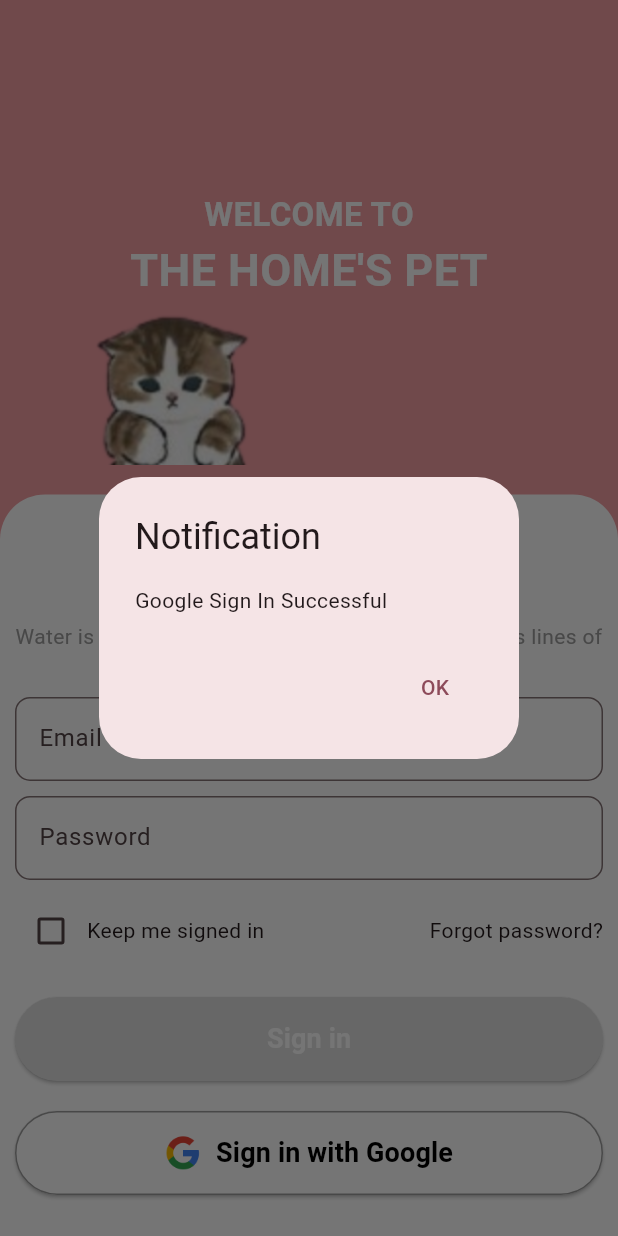
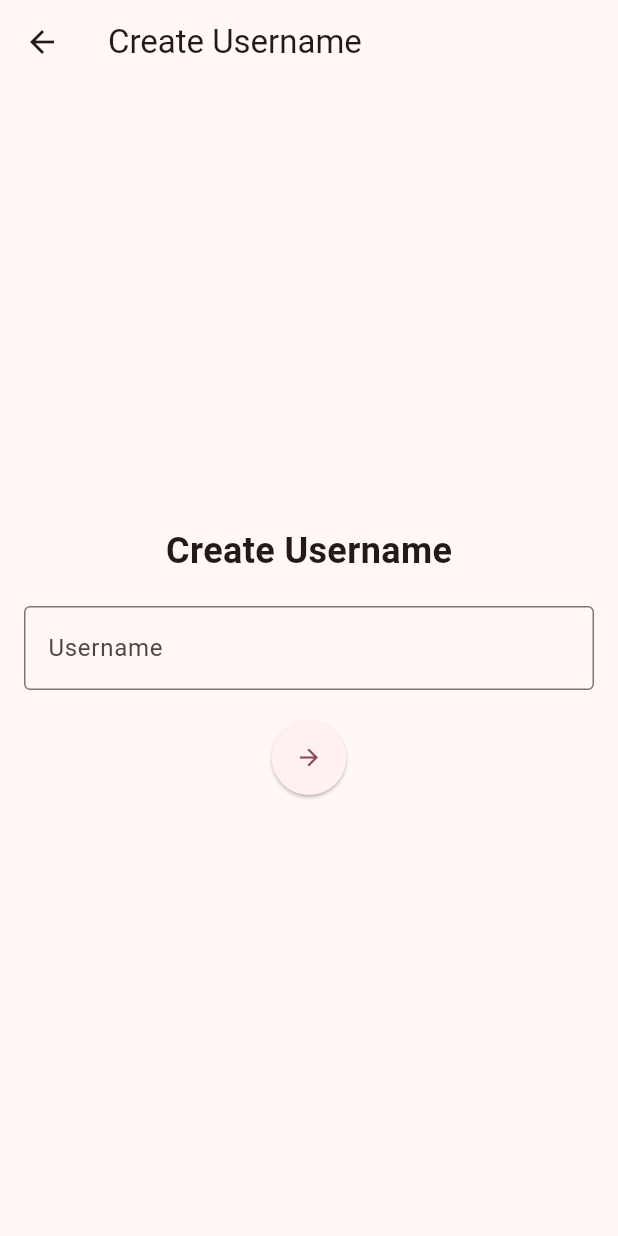
Before and after one commit to kan3103/Pet-Spa-mobile-app, a Flutter app: the SignInScreen screen opened directly, after a tap on "Sign in with Google", on a phone screen of 412 x 824 dp. Run offline on Flutter 3.47's test engine with Material 3 defaults, Android fonts, the phone set to English and light mode, and no system bars; Roboto replaces fonts that are missing (Katibeh, Poppins).

Commit message:
feat: add create username screen

```diff
--- /dev/null
+++ b/frontend/lib/login_screen/create_username.dart
@@ -0,0 +1,50 @@
+import 'package:flutter/material.dart';
+import 'package:frontend/homepage/homepage.dart';
+
+class CreateUsernameScreen extends StatelessWidget {
+  final TextEditingController _usernameController = TextEditingController();
+
+  @override
+  Widget build(BuildContext context) {
+    return Scaffold(
+      appBar: AppBar(
+        title: Text('Create Username'),
+      ),
+      body: Padding(
+        padding: const EdgeInsets.all(16.0),
+        child: Column(
+          mainAxisAlignment: MainAxisAlignment.center,
+          children: [
+            Text(
+              'Create Username',
+              style: TextStyle(fontSize: 24, fontWeight: FontWeight.bold),
+            ),
+            SizedBox(height: 20),
+            TextField(
+              controller: _usernameController,
+              decoration: InputDecoration(
+                border: OutlineInputBorder(),
+                labelText: 'Username',
+              ),
+            ),
+            SizedBox(height: 20),
+            ElevatedButton(
+              onPressed: () {
+                // Navigate to the homepage
+                Navigator.pushReplacement(
+                  context,
+                  MaterialPageRoute(builder: (context) => mainHomePage()),
+                );
+              },
+              child: Icon(Icons.arrow_forward),
+              style: ElevatedButton.styleFrom(
+                shape: CircleBorder(),
+                padding: EdgeInsets.all(16),
+              ),
+            ),
+          ],
+        ),
+      ),
+    );
+  }
+}
--- a/frontend/lib/login_screen/sign_in.dart
+++ b/frontend/lib/login_screen/sign_in.dart
@@ -2,6 +2,7 @@ import 'package:flutter/material.dart';
 import 'package:frontend/login_screen/header_section.dart';
 import 'package:frontend/login_screen/tab_selection.dart';
 import 'package:frontend/login_screen/forgot_password.dart';
+import 'package:frontend/login_screen/create_username.dart';
 
 class SignInScreen extends StatefulWidget {
   @override
@@ -141,7 +142,10 @@ class _SignInScreenState extends State<SignInScreen> {
                           SizedBox(height: 20),
                           ElevatedButton(
                             onPressed: () {
-                              _showNotification('Google Sign In Successful');
+                              Navigator.push(
+                                context,
+                                MaterialPageRoute(builder: (context) => CreateUsernameScreen()),
+                              );
                             },
                             child: Row(
                               mainAxisAlignment: MainAxisAlignment.center,
```
